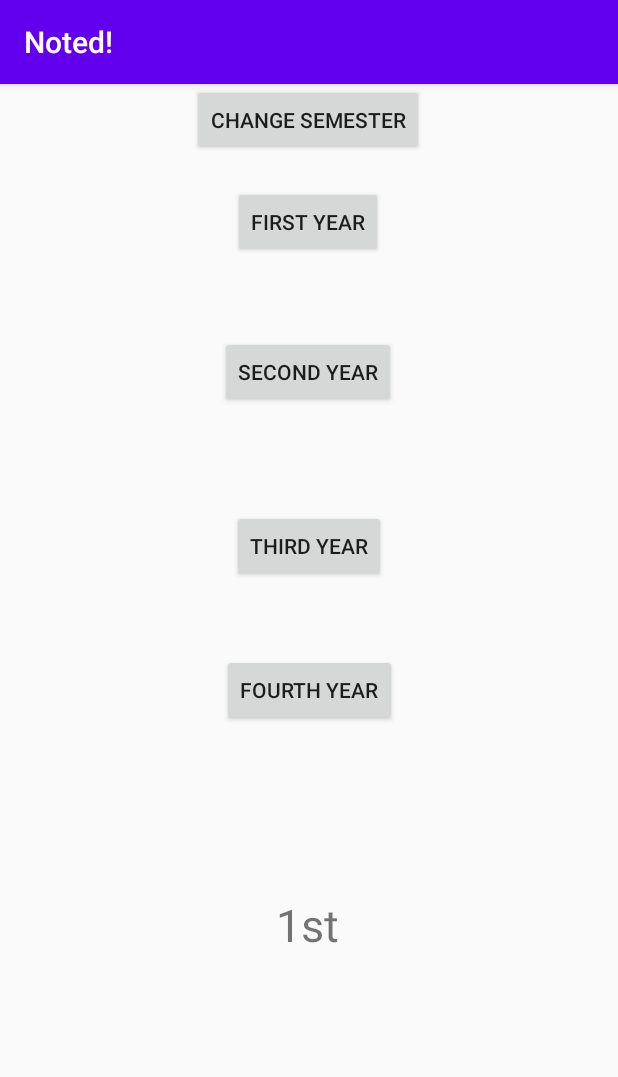
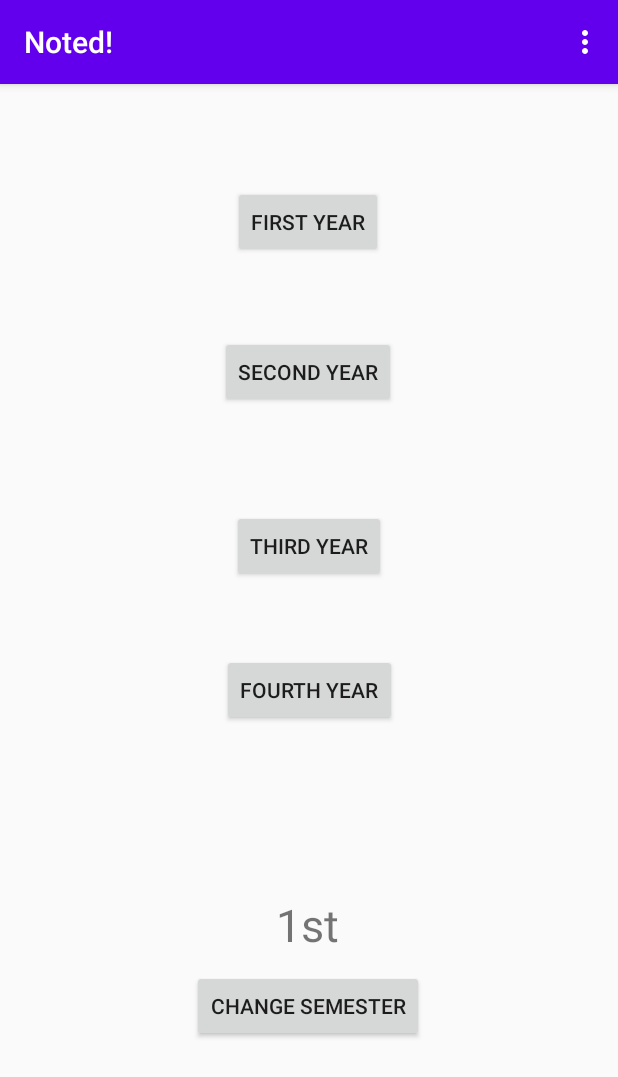
Before and after one commit to Abhinav1281/Noted, an Android app: the YearDisplay screen opened directly, with no data from a screen before it, on a phone screen of 412 x 824 dp. Shown: the top 1077 px of the screen. Run offline under Robolectric (Android 15) with nearby library versions, the phone set to English and light mode, and no system bars; libraries missing offline, so code that uses them is left out: com.parse; 1 statement that could not run was skipped.

Commit message:
Added logout option to YearDisplay

```diff
--- a/app/src/main/java/com/example/noted/YearDisplay.java
+++ b/app/src/main/java/com/example/noted/YearDisplay.java
@@ -1,12 +1,18 @@
 package com.example.noted;
 
+import androidx.annotation.NonNull;
 import androidx.appcompat.app.AppCompatActivity;
 
 import android.content.Intent;
 import android.os.Bundle;
+import android.view.Menu;
+import android.view.MenuInflater;
+import android.view.MenuItem;
 import android.view.View;
 import android.widget.Button;
 import android.widget.TextView;
+
+import com.parse.ParseUser;
 
 public class YearDisplay extends AppCompatActivity implements View.OnClickListener {
 
@@ -28,6 +34,7 @@ public class YearDisplay extends AppCompatActivity implements View.OnClickListen
         semChange=findViewById(R.id.semChange);
         semChange.setOnClickListener(YearDisplay.this);
         semText=findViewById(R.id.semText);
+        setTitle("WELCOME "+ParseUser.getCurrentUser().getUsername());
 
     }
 
@@ -68,4 +75,20 @@ public class YearDisplay extends AppCompatActivity implements View.OnClickListen
             startActivity(intent);
         }
     }
+
+    @Override
+    public boolean onCreateOptionsMenu(Menu menu) {
+        MenuInflater menuInflater=getMenuInflater();
+        menuInflater.inflate(R.menu.main_menu,menu);
+        return super.onCreateOptionsMenu(menu);
+    }
+
+    @Override
+    public boolean onOptionsItemSelected(@NonNull MenuItem item) {
+        if (item.getItemId() == R.id.LogoutUser) {
+            ParseUser.logOutInBackground();
+            finish();
+        }
+        return super.onOptionsItemSelected(item);
+    }
 }
--- a/app/src/main/res/layout/activity_year_display.xml
+++ b/app/src/main/res/layout/activity_year_display.xml
@@ -52,12 +52,12 @@
         android:id="@+id/semChange"
         android:layout_width="wrap_content"
         android:layout_height="wrap_content"
-        android:layout_marginTop="52dp"
+        android:layout_marginTop="10dp"
         android:text="CHANGE SEMESTER"
         app:layout_constraintEnd_toEndOf="parent"
         app:layout_constraintHorizontal_bias="0.498"
         app:layout_constraintStart_toStartOf="parent"
-        app:layout_constraintTop_toBottomOf="@+id/textView" />
+        app:layout_constraintTop_toBottomOf="@+id/semText" />
 
     <TextView
         android:id="@+id/semText"
--- /dev/null
+++ b/app/src/main/res/menu/main_menu.xml
@@ -0,0 +1,18 @@
+<?xml version="1.0" encoding="utf-8"?>
+<menu xmlns:android="http://schemas.android.com/apk/res/android"
+    xmlns:app="http://schemas.android.com/apk/res-auto">
+
+
+
+    <item
+        android:id="@+id/LogoutUser"
+        android:orderInCategory="100"
+        android:title="Logout"
+        app:showAsAction="never"
+        />
+
+
+
+
+
+</menu>
```
Also changed, not shown: app/src/main/java/com/example/noted/PdfViewer.java (+9 -0 lines), app/src/main/java/com/example/noted/StreamSelector.java (+9 -0 lines), app/src/main/java/com/example/noted/SubjectDisplayer.java (+10 -0 lines).
